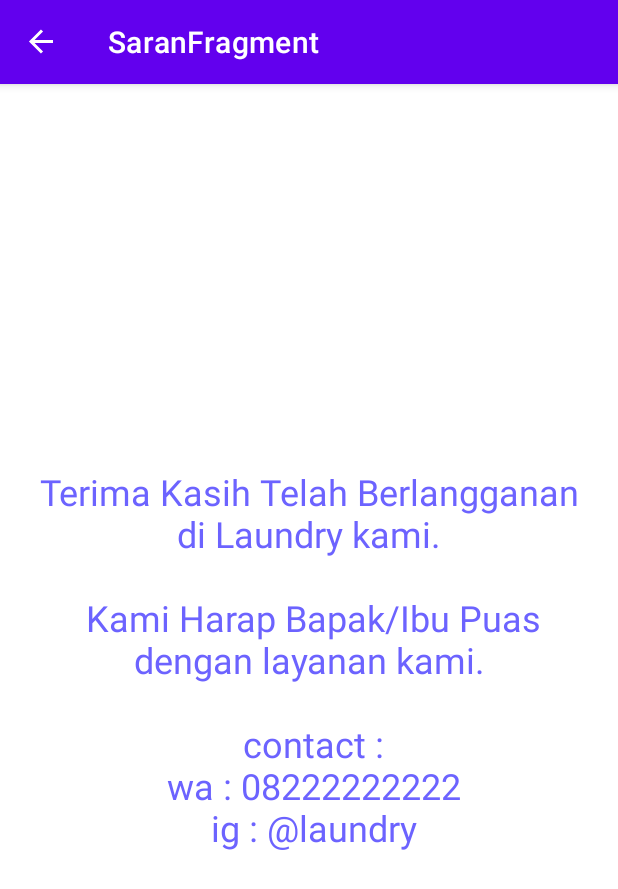
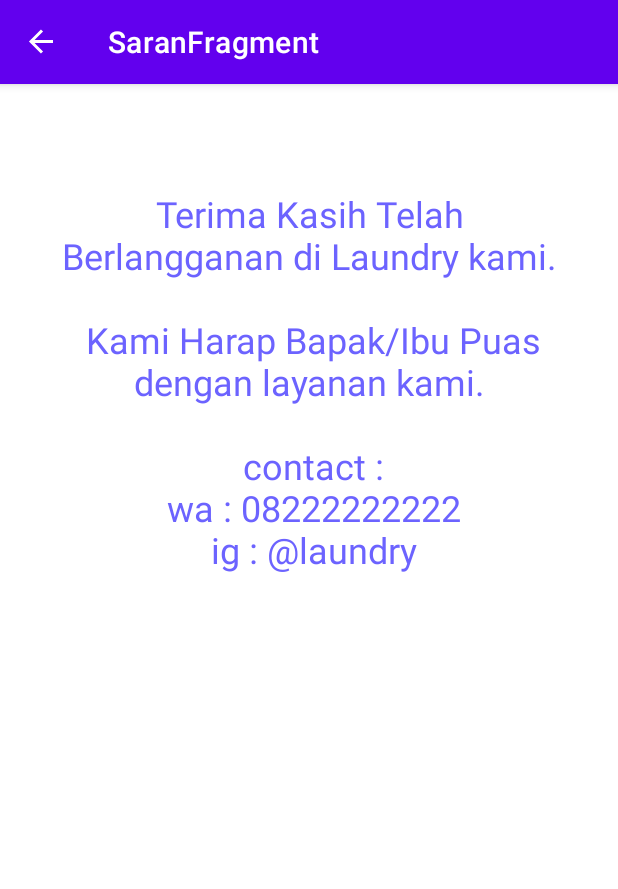
Before and after one commit to ummam/Perhitungan-Laundry, an Android app: the SaranFragment screen opened through its navigation route, on a phone screen of 412 x 824 dp. Shown: the top 889 px of the screen. Run offline under Robolectric (Android 15) with nearby library versions, the phone set to English and light mode, and no system bars; our stand-ins replace navigation-ui.

```diff
--- /dev/null
+++ b/app/src/main/java/org/d3if4020/laundryassesment/data/HasilLaundry.kt
@@ -0,0 +1,3 @@
+package org.d3if4020.laundryassesment.data
+
+data class HasilLaundry(val hasil: Float)
--- a/app/src/main/java/org/d3if4020/laundryassesment/ui/SaranFragment.kt
+++ b/app/src/main/java/org/d3if4020/laundryassesment/ui/SaranFragment.kt
@@ -4,8 +4,10 @@ import android.os.Bundle
 import android.view.LayoutInflater
 import android.view.View
 import android.view.ViewGroup
+import androidx.appcompat.app.AppCompatActivity
 import androidx.fragment.app.Fragment
 import org.d3if4020.laundryassesment.R
+import org.d3if4020.laundryassesment.data.Hasil
 import org.d3if4020.laundryassesment.databinding.FragmentSaranBinding
 
 class SaranFragment : Fragment(){
@@ -17,5 +19,4 @@ class SaranFragment : Fragment(){
         binding.textViewSaran.text = getString(R.string.ucapan)
         return binding.root
     }
-
 }
--- a/app/src/main/java/org/d3if4020/laundryassesment/ui/Awal.kt
+++ b/app/src/main/java/org/d3if4020/laundryassesment/ui/hitung/Awal.kt
@@ -1,4 +1,4 @@
-package org.d3if4020.laundryassesment.ui
+package org.d3if4020.laundryassesment.ui.hitung
 
 import android.content.Intent
 import android.os.Bundle
@@ -6,12 +6,16 @@ import android.text.TextUtils
 import android.view.*
 import android.widget.Toast
 import androidx.fragment.app.Fragment
+import androidx.fragment.app.viewModels
+import androidx.lifecycle.observe
 import androidx.navigation.findNavController
 import androidx.navigation.fragment.findNavController
 import org.d3if4020.laundryassesment.R
 import org.d3if4020.laundryassesment.databinding.FragmentAwalBinding
+import org.d3if4020.laundryassesment.ui.hitung.HitungViewModel
 
 class Awal : Fragment() {
+    private val viewModel: HitungViewModel by viewModels()
     private lateinit var binding: FragmentAwalBinding
     override fun onCreateView(inflater: LayoutInflater, container: ViewGroup?,
                               savedInstanceState: Bundle?): View? {
@@ -45,11 +49,7 @@ class Awal : Fragment() {
             Toast.makeText(context, R.string.bulanan_invalid, Toast.LENGTH_LONG).show()
             return
         }
-        val hasil = 25 * 6000 * bulanan.toInt()
-
-        binding.hasilTextView.text = getString(R.string.TotalHarga)
-        binding.laundryTextView.text = hasil.toString()
-        binding.buttonGroup.visibility = View.VISIBLE
+        viewModel.hitungHarga(bulanan)
     }
     private fun shareData() {
         val message = getString(R.string.bagikan_template,
@@ -64,4 +64,13 @@ class Awal : Fragment() {
         }
     }
 
+    override fun onViewCreated(view: View, savedInstanceState: Bundle?) {
+        super.onViewCreated(view, savedInstanceState)
+
+        viewModel.getHasilLaundry().observe(viewLifecycleOwner,{
+            if (it == null) return@observe
+            binding.laundryTextView.text = getString(R.string.total, it.hasil)
+            binding.buttonGroup.visibility = View.VISIBLE
+        })
+    }
 }
--- /dev/null
+++ b/app/src/main/java/org/d3if4020/laundryassesment/ui/hitung/HitungViewModel.kt
@@ -0,0 +1,17 @@
+package org.d3if4020.laundryassesment.ui.hitung
+
+import androidx.lifecycle.LiveData
+import androidx.lifecycle.MutableLiveData
+import androidx.lifecycle.ViewModel
+import org.d3if4020.laundryassesment.data.HasilLaundry
+
+class HitungViewModel : ViewModel() {
+    private val hasilLaundry = MutableLiveData<HasilLaundry?>()
+
+    fun hitungHarga(bulanan: String) {
+        val hasil = 25 * 6000 * bulanan.toFloat()
+
+        hasilLaundry.value = HasilLaundry(hasil)
+    }
+    fun getHasilLaundry() : LiveData<HasilLaundry?> = hasilLaundry
+}
--- a/app/src/main/res/layout/fragment_awal.xml
+++ b/app/src/main/res/layout/fragment_awal.xml
@@ -66,7 +66,8 @@
             android:layout_height="wrap_content"
             android:layout_marginTop="16dp"
             android:text="@string/harga"
-            app:layout_constraintStart_toStartOf="@+id/paketEditText"
+            app:layout_constraintEnd_toEndOf="parent"
+            app:layout_constraintStart_toStartOf="parent"
             app:layout_constraintTop_toBottomOf="@+id/paketEditText" />
 
         <View
--- a/app/src/main/res/layout/fragment_saran.xml
+++ b/app/src/main/res/layout/fragment_saran.xml
@@ -3,12 +3,19 @@
     xmlns:tools="http://schemas.android.com/tools"
     android:layout_width="match_parent"
     android:layout_height="match_parent"
+    android:layout_margin="@dimen/horizontal_margin"
     android:orientation="vertical">
 
     <TextView
+        android:layout_width="match_parent"
+        android:layout_height="wrap_content"
+        android:gravity="center_horizontal"
+        android:textSize="28sp"
+        tools:text="@string/kategori_bronze"/>
+    <TextView
         android:id="@+id/textViewSaran"
         android:layout_width="match_parent"
-        android:layout_height="match_parent"
+        android:layout_height="wrap_content"
         android:backgroundTint="#6C63FF"
         android:padding="16dp"
         android:gravity="center"
--- a/app/src/main/res/navigation/navigation.xml
+++ b/app/src/main/res/navigation/navigation.xml
@@ -7,7 +7,7 @@
 
     <fragment
         android:id="@+id/awal"
-        android:name="org.d3if4020.laundryassesment.ui.Awal"
+        android:name="org.d3if4020.laundryassesment.ui.hitung.Awal"
         android:label="Awal"
         tools:layout="@layout/fragment_awal">
         <action
--- a/app/src/main/res/values/strings.xml
+++ b/app/src/main/res/values/strings.xml
@@ -3,7 +3,7 @@
     <string name="laundry">Ummam Laundry</string>
     <string name="paketBulanan">Paket Bulanan</string>
     <string name="penjelasan">Aplikasi Laundry untuk Menghitung harga laundr satu bulan dengan Berat cucian 20 Kg perbulan</string>
-    <string name="total">%1$</string>
+    <string name="total">%1$.0f</string>
     <string name="harga">Harga</string>
     <string name="TotalHarga">Total Harga</string>
     <string name="bulanan_invalid">Isi Paket Tidak Boleh Kosong</string>
--- a/build.gradle
+++ b/build.gradle
@@ -1,7 +1,8 @@
 // Top-level build file where you can add configuration options common to all sub-projects/modules.
 buildscript {
     ext.kotlin_version = '1.4.31'
-    ext.nav_version = '2.3.4'
+    ext.nav_version = '2.3.5'
+    ext.room_version = '2.3.0'
     repositories {
         google()
         jcenter()
@@ -9,6 +10,7 @@ buildscript {
     dependencies {
         classpath "com.android.tools.build:gradle:4.1.2"
         classpath "org.jetbrains.kotlin:kotlin-gradle-plugin:$kotlin_version"
+        classpath "androidx.navigation:navigation-safe-args-gradle-plugin:$nav_version"
 
         // NOTE: Do not place your application dependencies here; they belong
         // in the individual module build.gradle files
```
Also changed, not shown: app/build.gradle (+8 -4 lines), app/src/main/java/org/d3if4020/laundryassesment/db/LaundryDao.kt (added, +14 -0 lines), app/src/main/java/org/d3if4020/laundryassesment/db/LaundryDb.kt (added, +31 -0 lines), app/src/main/java/org/d3if4020/laundryassesment/db/LaundryEntity.kt (added, +14 -0 lines).
